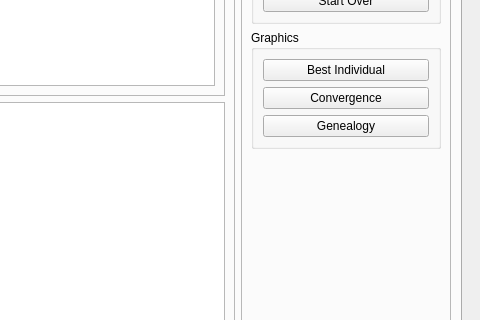
MachineLearningControl/OpenMLC-Python, file MLC/GUI/Autogenerated/mlc_qtcreator/experiment.ui: the form before one commit; both pictures show x 485 to 965 and y 320 to 640 of the 965 by 814 pixel window.
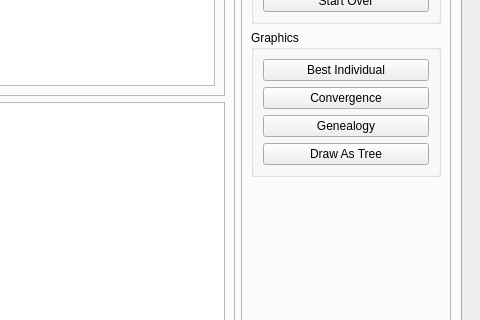
The form after the commit. The open tabs and pages were chosen to show the change.

Commit message: Added Draw as Tree functionality

```diff
--- a/MLC/GUI/Autogenerated/mlc_qtcreator/experiment.ui
+++ b/MLC/GUI/Autogenerated/mlc_qtcreator/experiment.ui
@@ -651,6 +651,13 @@
                     </property>
                    </widget>
                   </item>
+                  <item>
+                   <widget class="QPushButton" name="draw_as_tree_button">
+                    <property name="text">
+                     <string>Draw As Tree</string>
+                    </property>
+                   </widget>
+                  </item>
                  </layout>
                 </widget>
                </item>
```
Left out of the diff: 19 changed lines with no effect on the pictures. The commit also changes 11 other files.
